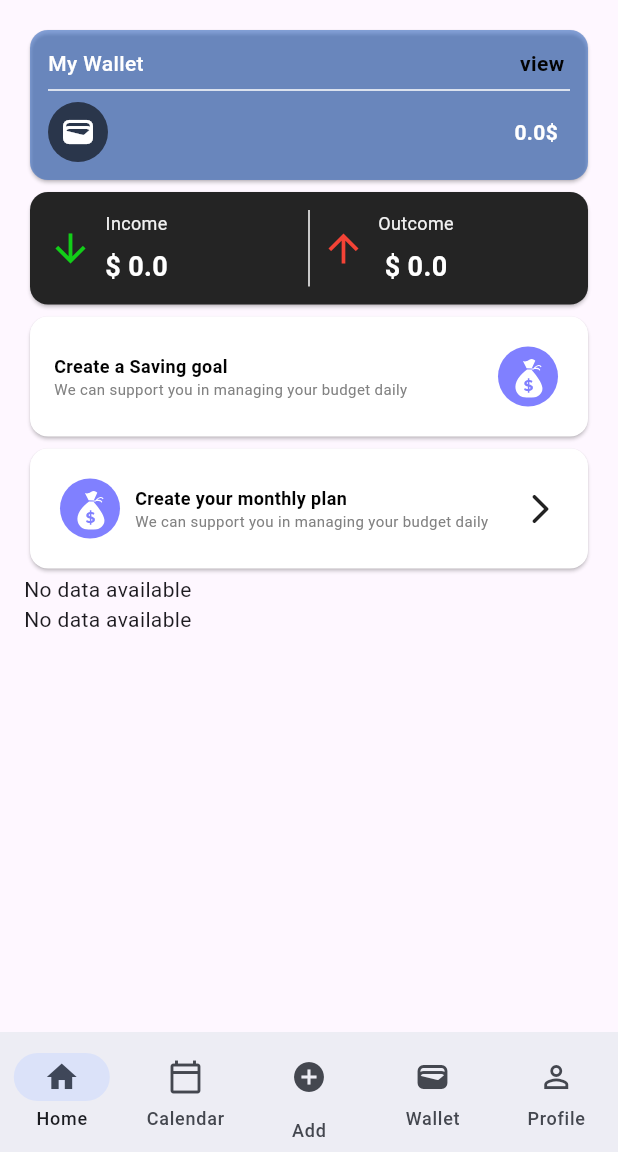
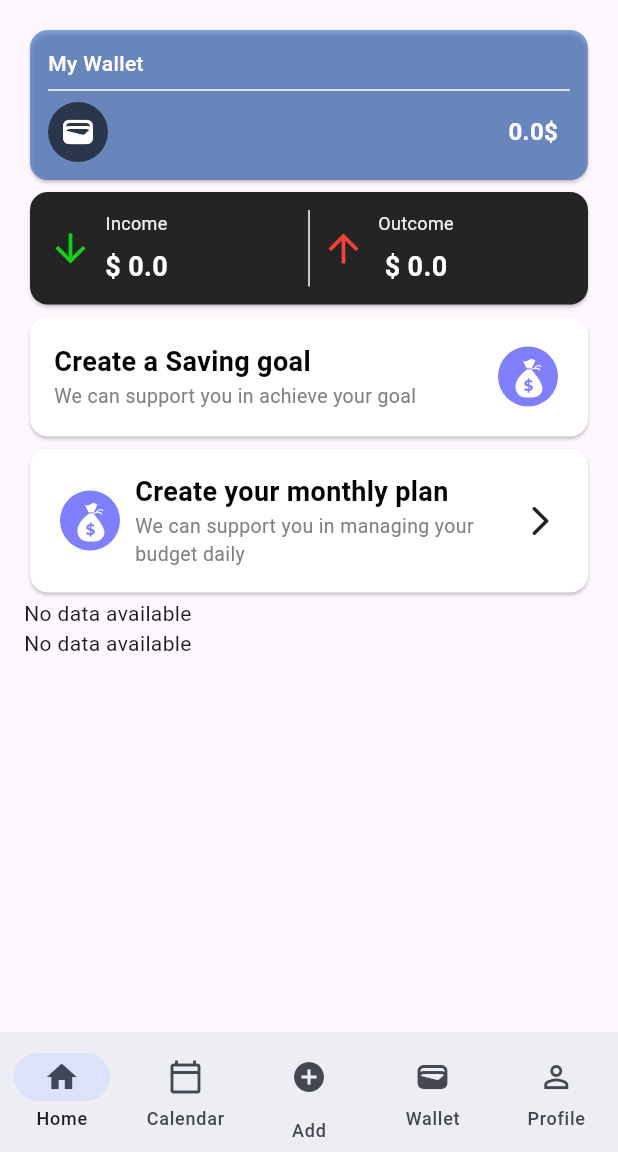
Before and after one commit to RMIT-Budgetly/budgetly, a Flutter app: the screen it shows once a user with an empty profile is signed in, on a phone screen of 412 x 824 dp, the part 84-1236 px from its top. Run offline on Flutter 3.47's test engine with Material 3 defaults, Android fonts, the phone set to English and light mode, and no system bars; our stand-ins replace cloud_firestore, firebase_auth, firebase_core, firebase_storage, flutter_svg, google_sign_in and 2 more; accounts and stored records are empty.

Commit message:
Add imports and routes for goals page, and update font sizes

```diff
--- a/lib/main.dart
+++ b/lib/main.dart
@@ -2,6 +2,7 @@ import 'package:flutter/material.dart';
 import 'package:personal_finance/pages/add_expenses_page/add_expenses.dart';
 import 'package:firebase_auth/firebase_auth.dart';
 import 'package:personal_finance/pages/add_goal/add_goal.dart';
+import 'package:personal_finance/pages/goals/goal.dart';
 import 'package:personal_finance/pages/user_authentication/auth_screen.dart';
 import 'package:firebase_core/firebase_core.dart';
 import 'package:personal_finance/pages/user_authentication/splash.dart';
@@ -37,7 +38,7 @@ class MyApp extends StatelessWidget {
           }
 
           if (snapshot.hasData) {
-            return HomePage();
+            return const HomePage();
           }
 
           return const AuthScreen();
@@ -48,6 +49,7 @@ class MyApp extends StatelessWidget {
         '/add_expenses': (context) => const AddExpensesPage(),
         '/add_goal': (context) => AddSavingGoalScreen(),
         '/weekly_plan_form': (context) => const WeeklyPlanForm(),
+        '/goals': (context) => Goal(),
       },
     );
   }
--- a/lib/pages/home_page/home.dart
+++ b/lib/pages/home_page/home.dart
@@ -121,7 +121,7 @@ class _HomePageState extends State<HomePage> {
                       textAlign: TextAlign.left,
                       style: TextStyle(
                         color: Color(0xFF030303),
-                        fontSize: 12,
+                        fontSize: 18,
                         fontWeight: FontWeight.w600,
                       ),
                     ),
@@ -131,7 +131,7 @@ class _HomePageState extends State<HomePage> {
                       textAlign: TextAlign.left,
                       style: TextStyle(
                         color: Color(0xFF818181),
-                        fontSize: 10,
+                        fontSize: 13,
                         fontWeight: FontWeight.w400,
                       ),
                     ),
@@ -173,15 +173,15 @@ class _HomePageState extends State<HomePage> {
                       textAlign: TextAlign.left,
                       style: TextStyle(
                         color: Color(0xFF030303),
-                        fontSize: 12,
+                        fontSize: 18,
                         fontWeight: FontWeight.w600,
                       ),
                     ),
                     Text(
-                      'We can support you in managing your budget daily',
+                      'We can support you in achieve your goal',
                       style: TextStyle(
                         color: Color(0xFF818181),
-                        fontSize: 10,
+                        fontSize: 13,
                         fontWeight: FontWeight.w400,
                       ),
                     )
@@ -224,21 +224,6 @@ class _HomePageState extends State<HomePage> {
                         fontWeight: FontWeight.w500,
                       ),
                     ),
-                    Expanded(
-                      child: Row(
-                        mainAxisAlignment: MainAxisAlignment.end,
-                        children: [
-                          Text(
-                            'view ',
-                            style: TextStyle(
-                              color: Color(0xFF030303),
-                              fontSize: 14,
-                              fontWeight: FontWeight.w700,
-                            ),
-                          )
-                        ],
-                      ),
-                    )
                   ],
                 ),
                 const Divider(
@@ -272,7 +257,7 @@ class _HomePageState extends State<HomePage> {
                                   '$totalAmount\$',
                                   style: const TextStyle(
                                     color: Colors.white,
-                                    fontSize: 14,
+                                    fontSize: 16,
                                     fontWeight: FontWeight.w700,
                                   ),
                                 );
--- a/lib/pages/home_page/tracking_section.dart
+++ b/lib/pages/home_page/tracking_section.dart
@@ -32,7 +32,9 @@ class _TrackingSectionState extends State<TrackingSection> {
               ),
               const Spacer(),
               TextButton(
-                onPressed: () {},
+                onPressed: () {
+                  Navigator.pushNamed(context, '/goals');
+                },
                 child: const Text(
                   'View All',
                   style: TextStyle(
```
Also changed, not shown: lib/pages/goals/goal.dart (added, +17 -0 lines).
